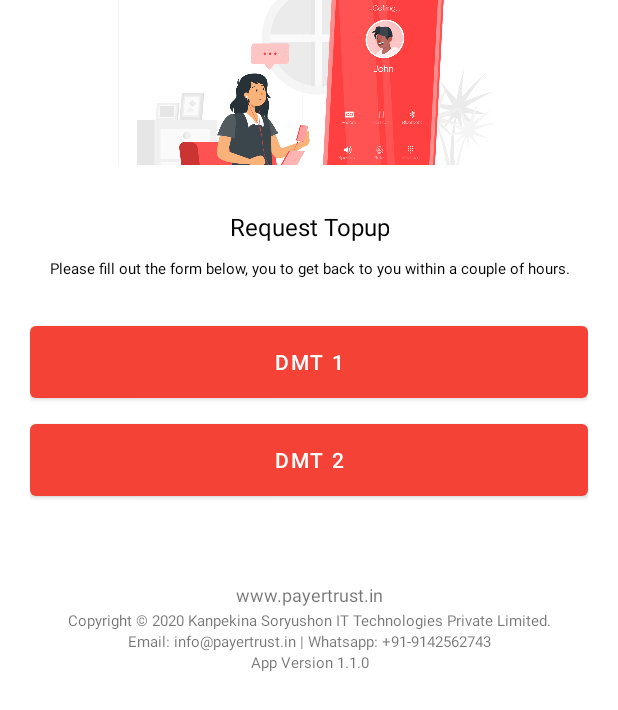
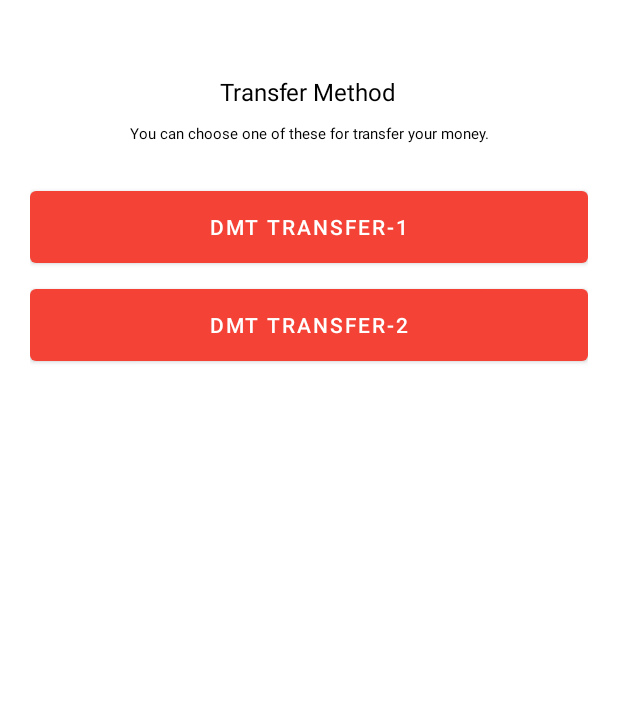
Before and after one commit to pradeep4uhere/PayerTrustDemo, an Android app: the layout dmt_bottomsheet.xml on its own in the app's theme, with its tools: preview values and no code run, on a phone screen of 412 x 824 dp. Shown: the top 710 px of the screen. Run offline under Robolectric (Android 15) with nearby library versions, the phone set to English and light mode, and no system bars; Roboto replaces fonts that are not available here.

Commit message:
Dmt-2 Bottom Sheet Update

```diff
--- a/app/src/main/res/layout/dmt_bottomsheet.xml
+++ b/app/src/main/res/layout/dmt_bottomsheet.xml
@@ -3,25 +3,19 @@
     xmlns:android="http://schemas.android.com/apk/res/android"
     xmlns:app="http://schemas.android.com/apk/res-auto"
     android:layout_width="match_parent"
-    android:layout_height="match_parent"
+    android:layout_height="300dp"
     android:orientation="vertical"
     android:gravity="center">
     <RelativeLayout
         android:layout_width="match_parent"
         android:layout_height="wrap_content">
-        <ImageView
-            android:id="@+id/imageView2"
-            android:layout_width="match_parent"
-            android:layout_height="300dp"
-            android:layout_marginTop="-70dp"
-            android:contentDescription="img"
-            android:src="@drawable/contact_banner" />
+
 
         <LinearLayout
             android:layout_width="match_parent"
             android:layout_height="match_parent"
             android:layout_marginStart="0dp"
-            android:layout_marginTop="110dp"
+            android:layout_marginTop="20dp"
             android:layout_marginEnd="0dp"
             android:layout_marginBottom="0dp"
             android:background="@drawable/bg_menu"
@@ -36,7 +30,7 @@
                 android:fontFamily="@font/roboto_medium"
                 android:gravity="center"
                 android:padding="10dp"
-                android:text="Request Topup"
+                android:text="Transfer Method"
                 android:textColor="@color/black"
                 android:textSize="16sp" />
 
@@ -46,7 +40,7 @@
                 android:layout_height="wrap_content"
                 android:layout_gravity="center_horizontal"
                 android:gravity="center"
-                android:text="Please fill out the form below, you to get back to you within a couple of hours."
+                android:text="You can choose one of these for transfer your money."
                 android:textColor="@color/black"
                 android:textSize="10sp" />
 
@@ -61,7 +55,7 @@
                     android:layout_width="match_parent"
                     android:layout_height="60dp"
                     android:layout_marginTop="5dp"
-                    android:text="DMT 1"
+                    android:text="DMT TRANSFER-1"
                     android:textColor="@color/white"
                     app:backgroundTint="#F44336" />
                 <Button
@@ -69,11 +63,10 @@
                     android:layout_width="match_parent"
                     android:layout_height="60dp"
                     android:layout_marginTop="5dp"
-                    android:text="DMT 2"
+                    android:text="DMT TRANSFER-2"
                     android:textColor="@color/white"
                     app:backgroundTint="#F44336" />
             </LinearLayout>
-            <include layout="@layout/copyrights_footer" />
         </LinearLayout>
     </RelativeLayout>
 </LinearLayout>
```
